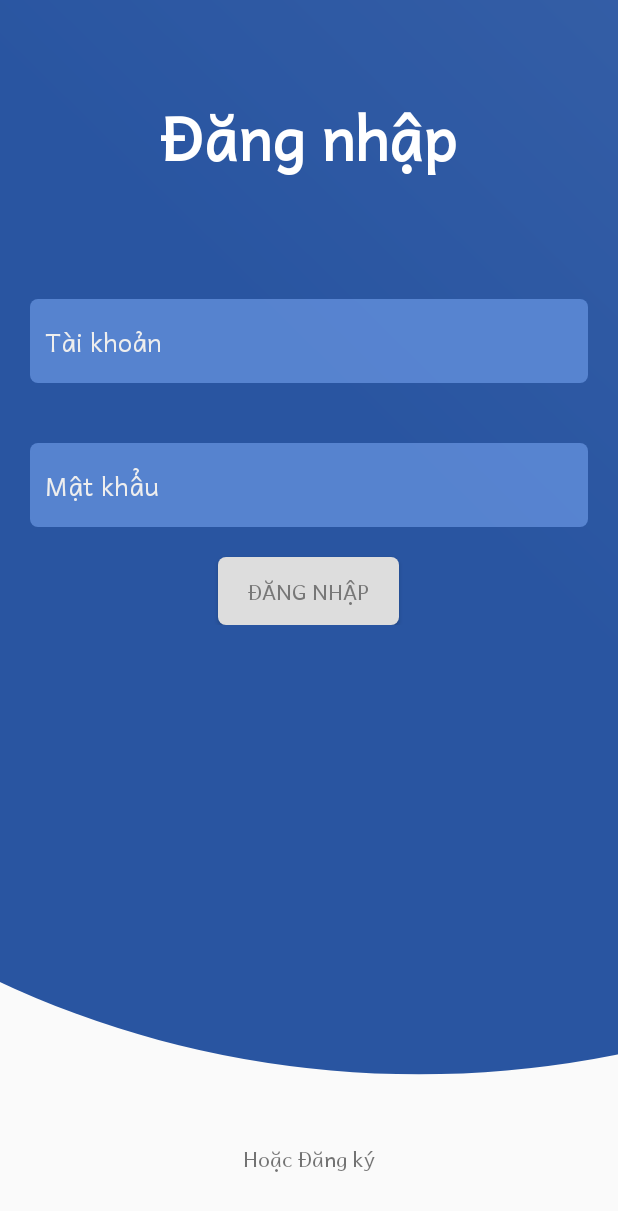
After one commit to wawahuy/YCNAnswerAndroid, an Android app: the LoginActivity screen opened directly, with no data from a screen before it, on a phone screen of 412 x 824 dp. The commit adds this screen. Shown: the top 1211 px of the screen. Run offline under Robolectric (Android 15) with nearby library versions, the phone set to English and light mode, and no system bars; Roboto replaces fonts that are not available here.

Commit message:
Thêm giao diện login, register

```diff
--- a/app/src/main/java/ml/huytools/ycnanswer/Views/GameComponents/QuestionGroup.java
+++ b/app/src/main/java/ml/huytools/ycnanswer/Views/GameComponents/QuestionGroup.java
@@ -10,6 +10,7 @@ import ml.huytools.ycnanswer.Core.Game.Scenes.NodeGroup;
 import ml.huytools.ycnanswer.Core.Math.Vector2D;
 
 public class QuestionGroup extends NodeGroup implements OnTouchListener {
+    final String[] PLANChar = new String[]{"A", "B", "C", "D"};
     BoxQuestion question;
     BoxQuestion plans[];
 
@@ -27,7 +28,7 @@ public class QuestionGroup extends NodeGroup implements OnTouchListener {
             boxQuestion.setTouchListener(this);
             boxQuestion.getText().setSize(30);
             boxQuestion.setTextAlign(Paint.Align.LEFT);
-            boxQuestion.getText().setText(i+".");
+            boxQuestion.getText().setText(PLANChar[i] + ".");
             plans[i] = boxQuestion;
             add(boxQuestion);
         }
--- /dev/null
+++ b/app/src/main/java/ml/huytools/ycnanswer/Views/LoginActivity.java
@@ -0,0 +1,16 @@
+package ml.huytools.ycnanswer.Views;
+
+import androidx.appcompat.app.AppCompatActivity;
+
+import android.os.Bundle;
+
+import ml.huytools.ycnanswer.R;
+
+public class LoginActivity extends AppCompatActivity {
+
+    @Override
+    protected void onCreate(Bundle savedInstanceState) {
+        super.onCreate(savedInstanceState);
+        setContentView(R.layout.activity_login);
+    }
+}
--- a/app/src/main/java/ml/huytools/ycnanswer/Views/MainActivity.java
+++ b/app/src/main/java/ml/huytools/ycnanswer/Views/MainActivity.java
@@ -23,7 +23,7 @@ public class MainActivity extends AppCompatActivity {
         APIConfig();
 
 
-        Intent intent = new Intent(this, GameActivity.class);
+        Intent intent = new Intent(this, RegisterActivity.class);
         startActivity(intent);
         finish();
     }
--- /dev/null
+++ b/app/src/main/res/drawable/ic_login.xml
@@ -0,0 +1,24 @@
+<vector xmlns:android="http://schemas.android.com/apk/res/android"
+    xmlns:aapt="http://schemas.android.com/aapt"
+    android:width="512dp"
+    android:height="512dp"
+    android:viewportWidth="512"
+    android:viewportHeight="512">
+    <group>
+        <clip-path android:pathData="M0,0h512v512h-512z M 0,0"/>
+        <path
+            android:pathData="M-70.0,115.0a371.5,330.0,0,1,0,743.0,0.0a371.5,330.0,0,1,0,-743.0,0.0z">
+            <aapt:attr name="android:fillColor">
+                <gradient
+                    android:startY="169"
+                    android:startX="270"
+                    android:endY="-2705"
+                    android:endX="3084"
+                    android:type="linear">
+                    <item android:offset="0" android:color="#FF2955A1"/>
+                    <item android:offset="1" android:color="#FFFFFFFF"/>
+                </gradient>
+            </aapt:attr>
+        </path>
+    </group>
+</vector>
--- /dev/null
+++ b/app/src/main/res/drawable/rounded_corner.xml
@@ -0,0 +1,10 @@
+<?xml version="1.0" encoding="UTF-8"?>
+<shape xmlns:android="http://schemas.android.com/apk/res/android">
+    <solid android:color="#dd5E8BD7"/>
+
+    <corners
+        android:bottomRightRadius="5dip"
+        android:bottomLeftRadius="5dip"
+        android:topLeftRadius="5dip"
+        android:topRightRadius="5dip"/>
+</shape>
--- /dev/null
+++ b/app/src/main/res/drawable/rounded_corner_button.xml
@@ -0,0 +1,10 @@
+<?xml version="1.0" encoding="UTF-8"?>
+<shape xmlns:android="http://schemas.android.com/apk/res/android">
+    <solid android:color="#ddd"/>
+
+    <corners
+        android:bottomRightRadius="5dip"
+        android:bottomLeftRadius="5dip"
+        android:topLeftRadius="5dip"
+        android:topRightRadius="5dip"/>
+</shape>
--- /dev/null
+++ b/app/src/main/res/layout/activity_login.xml
@@ -0,0 +1,100 @@
+<?xml version="1.0" encoding="utf-8"?>
+<RelativeLayout xmlns:android="http://schemas.android.com/apk/res/android"
+    xmlns:app="http://schemas.android.com/apk/res-auto"
+    xmlns:tools="http://schemas.android.com/tools"
+    android:layout_width="match_parent"
+    android:layout_height="match_parent">
+
+    <LinearLayout
+        android:orientation="vertical"
+        android:layout_width="match_parent"
+        android:layout_height="match_parent">
+
+        <ImageView
+            android:layout_width="match_parent"
+            android:layout_height="0dp"
+            android:layout_weight="4"
+            android:scaleType="centerCrop"
+            android:src="@drawable/ic_login" />
+    </LinearLayout>
+
+
+    <LinearLayout
+        android:layout_width="match_parent"
+        android:layout_height="wrap_content"
+        android:gravity="center"
+        android:orientation="vertical">
+
+        <TextView
+            android:layout_width="wrap_content"
+            android:layout_height="wrap_content"
+            android:layout_margin="?actionBarSize"
+            android:fontFamily="@font/f1"
+            android:text="Đăng nhập"
+            android:textColor="#fff"
+            android:textSize="40sp"
+            android:textStyle="bold" />
+
+        <EditText
+            android:layout_width="match_parent"
+            android:layout_height="?actionBarSize"
+            android:layout_margin="20dp"
+            android:layout_marginTop="50dp"
+            android:background="@drawable/rounded_corner"
+            android:fontFamily="@font/f1"
+            android:hint="Tài khoản"
+            android:paddingStart="10dp"
+            android:paddingLeft="10dp"
+            android:textColor="#fff"
+            android:textColorHint="#eee"
+            android:textSize="17sp" />
+
+        <EditText
+            android:layout_width="match_parent"
+            android:layout_height="?actionBarSize"
+            android:layout_margin="20dp"
+            android:background="@drawable/rounded_corner"
+            android:fontFamily="@font/f1"
+            android:hint="Mật khẩu"
+            android:inputType="textPassword"
+            android:paddingStart="10dp"
+            android:paddingLeft="10dp"
+            android:textColor="#fff"
+            android:textColorHint="#eee"
+            android:textSize="17sp" />
+
+        <Button
+            android:layout_width="wrap_content"
+            android:layout_height="45dp"
+            android:background="@drawable/rounded_corner_button"
+            android:fontFamily="@font/f1"
+            android:paddingLeft="20dp"
+            android:paddingRight="20dp"
+            android:text="Đăng nhập"
+            android:textColor="#777" />
+    </LinearLayout>
+
+
+    <LinearLayout
+        android:layout_marginBottom="30dp"
+        android:gravity="center"
+        android:orientation="vertical"
+        android:layout_alignParentBottom="true"
+        android:layout_width="match_parent"
+        android:layout_height="wrap_content">
+
+        <TextView
+            android:layout_width="wrap_content"
+            android:layout_height="wrap_content"
+            android:layout_marginBottom="10dp"
+            android:fontFamily="@font/f1"
+            android:text="Hoặc Đăng ký" />
+        <LinearLayout
+            android:layout_width="wrap_content"
+            android:layout_height="wrap_content">
+        </LinearLayout>
+
+
+    </LinearLayout>
+
+</RelativeLayout>
```
Also changed, not shown: app/src/main/AndroidManifest.xml (+4 -3 lines), app/src/main/java/ml/huytools/ycnanswer/Views/RegisterActivity.java (added, +16 -0 lines), app/src/main/res/layout/activity_register.xml (added, +114 -0 lines).
